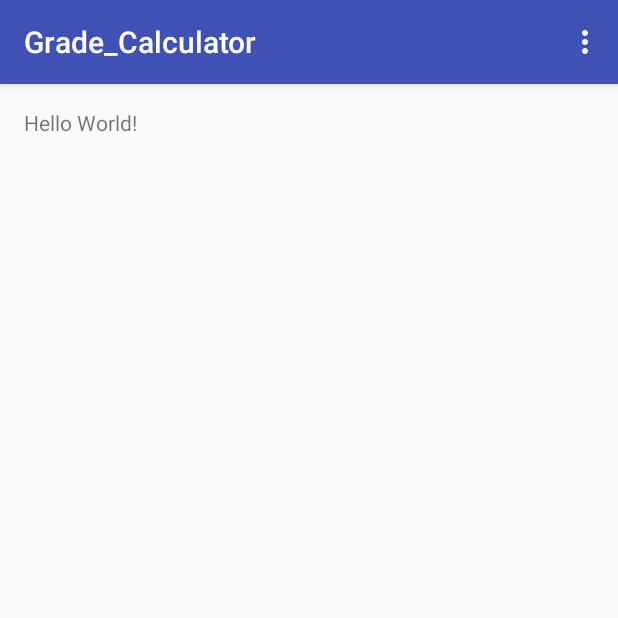
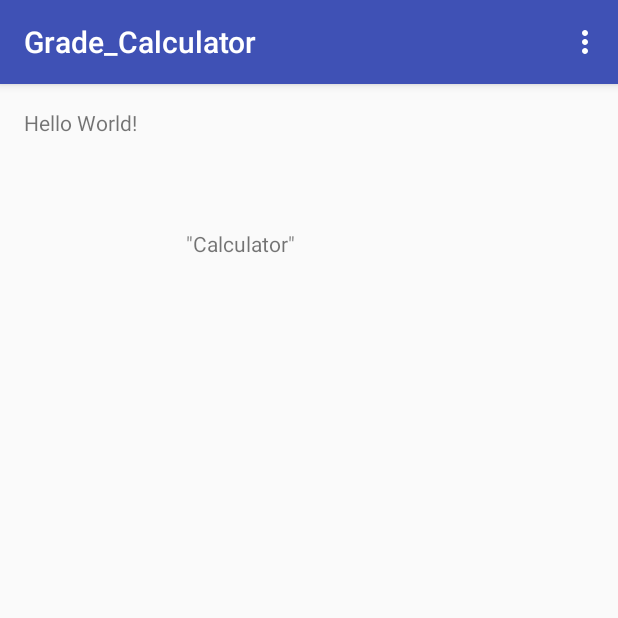
Before and after one commit to kaylebug1/Grade_Calculator, an Android app: the screen it shows after launch (MainActivity), on a phone screen of 412 x 824 dp, the top half of it. Run offline under Robolectric (Android 15) with nearby library versions, the phone set to English and light mode, and no system bars.

Commit message:
Add a text box

```diff
--- a/app/src/main/res/layout/content_main.xml
+++ b/app/src/main/res/layout/content_main.xml
@@ -15,5 +15,16 @@
     <TextView
         android:layout_width="wrap_content"
         android:layout_height="wrap_content"
-        android:text="Hello World!" />
+        android:text="Hello World!"
+        android:id="@+id/textView2" />
+
+    <TextView
+        android:layout_width="wrap_content"
+        android:layout_height="wrap_content"
+        android:text="&quot;Calculator&quot;"
+        android:id="@+id/textView"
+        android:layout_below="@+id/textView2"
+        android:layout_alignParentEnd="true"
+        android:layout_marginEnd="199dp"
+        android:layout_marginTop="61dp" />
 </RelativeLayout>
```
